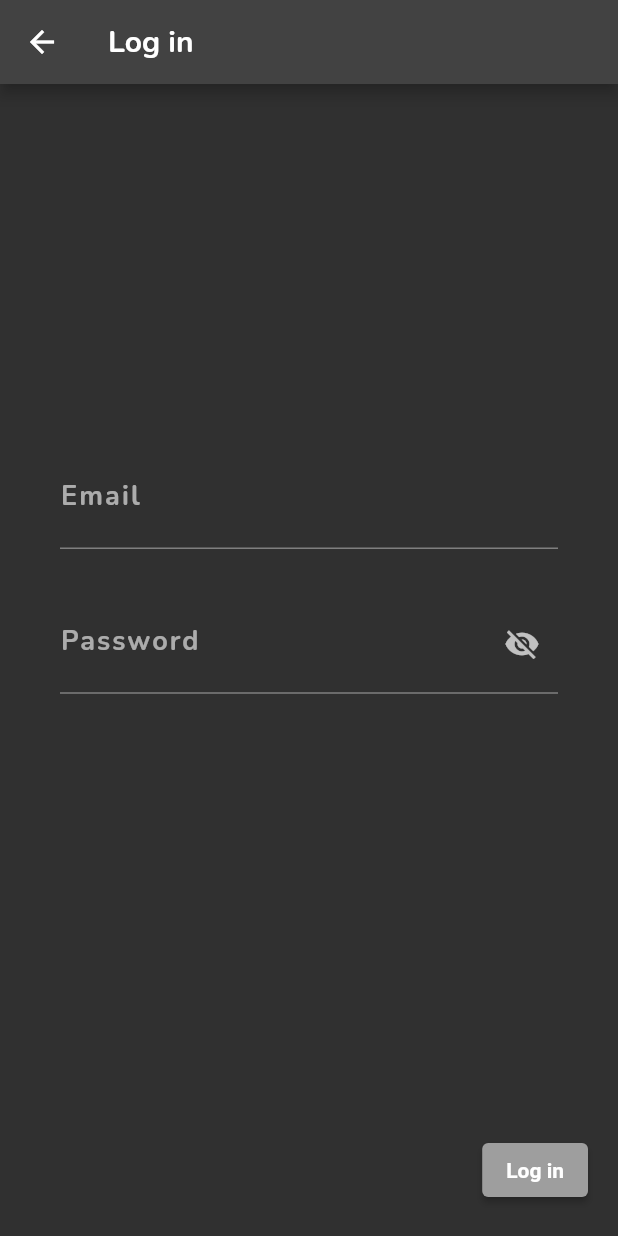
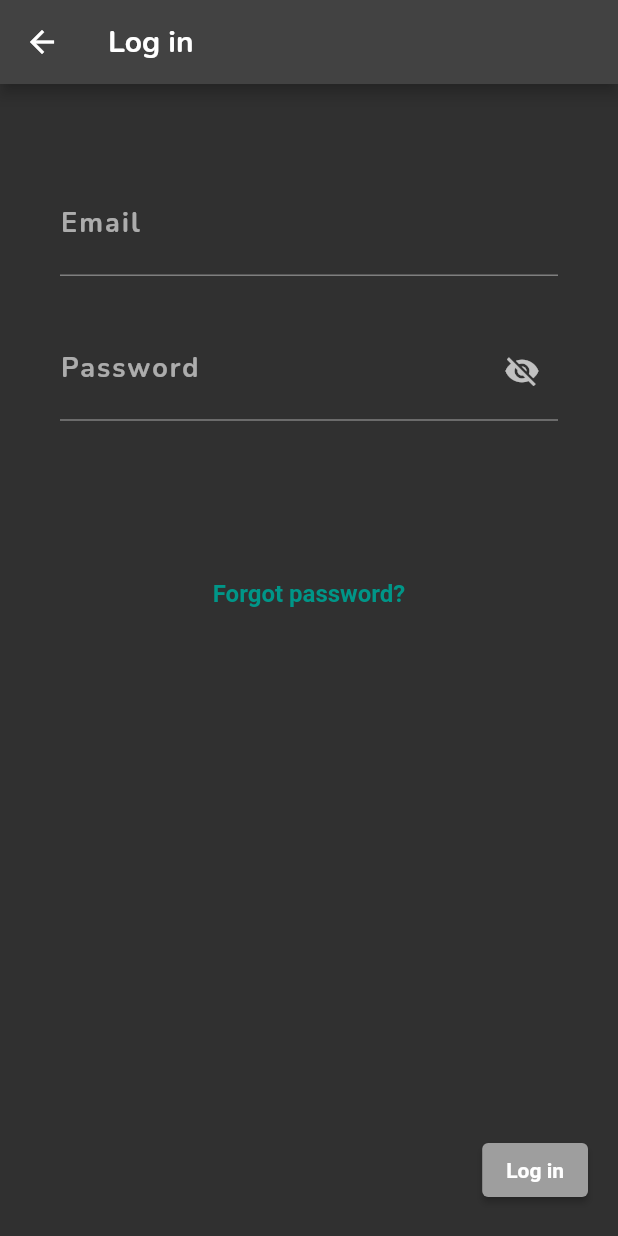
Before and after one commit to Social-Dex/flutter-app, a Flutter app: the screen it shows after launch, after a tap on "Log in instead", on a phone screen of 412 x 824 dp. Run offline on Flutter 3.47's test engine with Material 2 defaults, Android fonts, the phone set to English and light mode, and no system bars; drawn by our look-alikes of loader_overlay; our stand-ins replace cloud_firestore, firebase_auth, firebase_core, flutter_map, geolocator, latlong2; accounts and stored records are empty; generated files the repository leaves out were written again.

Commit message:
gender screen added
- user profile displays DB data now
- birthday naming is now the same everywhere
- made web-app more unique

```diff
--- a/lib/home/home.dart
+++ b/lib/home/home.dart
@@ -1,5 +1,6 @@
 import 'package:app/overview/overview.dart';
 import 'package:app/register/register.dart';
+import 'package:app/shared/shared.dart';
 import 'package:flutter/material.dart';
 import 'package:app/services/auth.dart';
 
@@ -12,7 +13,7 @@ class HomeScreen extends StatelessWidget {
         stream: AuthService().userStream,
         builder: (context, snapshot) {
           if (snapshot.connectionState == ConnectionState.waiting) {
-            return const Text('loading');
+            return const LoadingScreen();
           } else if (snapshot.hasError) {
             return const Center(
               child: Text('Error'),
--- a/lib/l10n/app_de.arb
+++ b/lib/l10n/app_de.arb
@@ -5,6 +5,7 @@
     "email": "E-Mail",
     "password": "Passwort",
     "tooShort": "Zu kurz",
+    "forgotPassword": "Passwort vergessen?",
     "invalid": "Ungültig",
     "invalidDate": "Ungültiges Datum",
     "notThatOld": "Du bist sicher nicht so alt",
@@ -18,6 +19,11 @@
     "month": "Monat",
     "day": "Tag",
     "accept": "Zustimmen",
+    "howDoYouIdentify": "Wie identifizierst du dich?",
+    "male": "Männlich",
+    "female": "Weiblich",
+    "other": "Anderes",
+    "yourGender": "Dein Geschlecht",
     "codexRespect": "Respektiere alle in der Community",
     "codexPrivacy": "Sei dir bewusst, dass alles was du teilst, von anderen gesehen wird",
     "codexAuthenticity": "Sei authentisch und ehrlich",
--- a/lib/login/credentials.dart
+++ b/lib/login/credentials.dart
@@ -1,3 +1,4 @@
+import 'package:app/register/help_text.dart';
 import 'package:flutter_gen/gen_l10n/app_localizations.dart';
 import 'package:flutter/material.dart';
 
@@ -45,14 +46,7 @@ class _CredentialsScreenState extends State<CredentialsScreen> {
       child: Column(
         children: [
           widget.helpText != null && widget.helpText!.isNotEmpty
-              ? Center(
-                  child: Padding(
-                    padding: const EdgeInsets.only(top: 60, left: 30, right: 30),
-                    child: Text(
-                      widget.helpText ?? '',
-                    ),
-                  ),
-                )
+              ? HelpText(widget.helpText ?? '')
               : Container(),
           const Spacer(),
           Padding(
--- a/lib/login/login.dart
+++ b/lib/login/login.dart
@@ -56,6 +56,7 @@ class _LoginScreenState extends State<LoginScreen> {
   Widget build(BuildContext context) {
     return LoaderOverlay(
       child: Scaffold(
+        resizeToAvoidBottomInset: false,
         appBar: AppBar(
           title: Text(AppLocalizations.of(context)!.logIn),
         ),
@@ -64,6 +65,13 @@ class _LoginScreenState extends State<LoginScreen> {
             Expanded(
               child: CredentialsScreen(cEmail: cEmail, cPassword: cPassword),
             ),
+            TextButton(
+              child: Text(AppLocalizations.of(context)!.forgotPassword),
+              onPressed: () {
+                print('TODO');
+              },
+            ),
+            const Spacer(),
             loginError != ''
                 ? Padding(
                     padding: const EdgeInsets.symmetric(horizontal: 30),
--- a/lib/main.dart
+++ b/lib/main.dart
@@ -1,7 +1,9 @@
+import 'package:app/shared/loading.dart';
+import 'package:flutter_gen/gen_l10n/app_localizations.dart';
+import 'package:app/firebase_options.dart';
 import 'package:app/routes.dart';
 import 'package:app/theme.dart';
 import 'package:flutter/material.dart';
-import 'package:flutter_gen/gen_l10n/app_localizations.dart';
 import 'package:firebase_core/firebase_core.dart';
 
 void main() {
@@ -25,12 +27,7 @@
 
 class _AppState extends State<App> {
   final Future<FirebaseApp> _initialization = Firebase.initializeApp(
-    options: const FirebaseOptions(
-      apiKey: "AIzaSyAkFJ63iaBffZ4qjdbzZ8riwoUOwVxMxPw",
-      appId: "1:237907804029:web:5d26287fc66ffe2e4cd614",
-      messagingSenderId: "237907804029",
-      projectId: "social-dex-6c9e8",
-    ),
+    options: DefaultFirebaseOptions.currentPlatform,
   );
 
   @override
@@ -52,7 +49,7 @@
           );
         }
 
-        return const Text('loading');
+        return const LoadingScreen();
       },
     );
   }
--- a/lib/map/map.dart
+++ b/lib/map/map.dart
@@ -25,7 +25,7 @@ class _MapScreenState extends State<MapScreen> {
   void initState() {
     super.initState();
 
-    timer = Timer.periodic(const Duration(seconds: 1), (Timer t) async {
+    timer = Timer.periodic(const Duration(seconds: 3), (Timer t) async {
       var curPos = await Location().getCurrentPosition(context);
       setState(() {
         _currentPosition = curPos;
--- a/lib/register/date_picker.dart
+++ b/lib/register/date_picker.dart
@@ -132,7 +132,7 @@ class _NumberFieldState extends State<NumberField> {
         focusNode: widget.focusNode,
         maxLines: 1,
         maxLength: widget.hintText.length,
-        keyboardType: TextInputType.datetime,
+        keyboardType: TextInputType.number,
         textAlign: TextAlign.center,
         onChanged: (value) {
           if (widget.nextField != null &&
--- /dev/null
+++ b/lib/register/help_text.dart
@@ -0,0 +1,19 @@
+import 'package:flutter/material.dart';
+
+class HelpText extends StatelessWidget {
+  final String text;
+
+  const HelpText(this.text, {super.key});
+
+  @override
+  Widget build(BuildContext context) {
+    return Center(
+      child: Padding(
+        padding: const EdgeInsets.only(top: 60, left: 30, right: 30),
+        child: Text(
+          text,
+        ),
+      ),
+    );
+  }
+}
--- a/lib/register/name.dart
+++ b/lib/register/name.dart
@@ -1,18 +1,13 @@
+import 'package:app/register/help_text.dart';
 import 'package:flutter_gen/gen_l10n/app_localizations.dart';
 import 'package:flutter/material.dart';
-import 'package:loader_overlay/loader_overlay.dart';
-import 'package:url_launcher/url_launcher.dart';
 
 class NameScreen extends StatefulWidget {
   final TextEditingController cName;
-  final bool initAccept;
-  final Function(bool value) onTACChanged;
 
   const NameScreen({
     super.key,
     required this.cName,
-    required this.initAccept,
-    required this.onTACChanged,
   });
 
   @override
@@ -20,22 +15,11 @@ class NameScreen extends StatefulWidget {
 }
 
 class _NameScreenState extends State<NameScreen> {
-  bool acceptedTAC = false;
-
   @override
   Widget build(BuildContext context) {
-    acceptedTAC = widget.initAccept;
-
     return Column(
       children: [
-        Center(
-          child: Padding(
-            padding: const EdgeInsets.only(top: 60, left: 30, right: 30),
-            child: Text(
-              AppLocalizations.of(context)!.registerHelpTextName,
-            ),
-          ),
-        ),
+        HelpText(AppLocalizations.of(context)!.registerHelpTextName),
         const Spacer(),
         Padding(
           padding: const EdgeInsets.only(bottom: 10, left: 40, right: 40),
@@ -63,35 +47,6 @@ class _NameScreenState extends State<NameScreen> {
           ),
         ),
         const Spacer(),
-        Row(
-          children: [
-            const Spacer(),
-            Checkbox(
-              value: acceptedTAC,
-              onChanged: (bool? isChecked) {
-                setState(() {
-                  acceptedTAC = isChecked ?? false;
-                });
-                widget.onTACChanged(isChecked ?? false);
-              },
-            ),
-            Text(
-              AppLocalizations.of(context)!.iAcceptThe,
-              textAlign: TextAlign.center,
-            ),
-            TextButton(
-              child: Text(AppLocalizations.of(context)!.termsAndConditions),
-              onPressed: () async {
-                context.loaderOverlay.show();
-                var url =
-                    Uri.parse('https://social-dex.com/terms-and-conditions/');
-                await launchUrl(url, mode: LaunchMode.inAppWebView)
-                    .then((value) => context.loaderOverlay.hide());
-              },
-            ),
-            const Spacer(),
-          ],
-        ),
       ],
     );
   }
--- a/lib/register/register.dart
+++ b/lib/register/register.dart
@@ -5,6 +5,7 @@ import 'package:app/register/screens.dart';
 import 'package:app/register/name.dart';
 import 'package:app/register/bday.dart';
 import 'package:app/register/date_picker.dart';
+import 'package:app/register/gender.dart';
 import 'package:app/register/codex.dart';
 import 'package:app/login/credentials.dart';
 import 'package:app/services/firestore.dart';
@@ -63,14 +64,19 @@ class _RegisterScreenState extends State<RegisterScreen> {
   bool _isScreenComplete(int screen) {
     switch (screen) {
       case Screens.name:
-        return isValidName && acceptedTAC;
+        return isValidName;
       case Screens.birthdate:
         return isValidDate &&
-            cYear.text.isNotEmpty &&
-            cMonth.text.isNotEmpty &&
-            cDay.text.isNotEmpty;
+      cYear.text.isNotEmpty &&
+      cMonth.text.isNotEmpty &&
+      cDay.text.isNotEmpty;
+      case Screens.gender:
+        if (gender.toLowerCase() == 'other' && userProfile.gender.isEmpty) {
+          return false;
+        }
+        return true;
       case Screens.codex:
-        return true;
+        return acceptedTAC;
       case Screens.credentials:
         return areValidCredentials;
     }
@@ -80,18 +86,27 @@ class _RegisterScreenState extends State<RegisterScreen> {
 
   final cName = TextEditingController();
   bool isValidName = false;
+
+  final TextEditingController cYear = TextEditingController();
+  final TextEditingController cMonth = TextEditingController();
+  final TextEditingController cDay = TextEditingController();
+  final SimpleDate birthDate = SimpleDate();
+  bool isValidDate = false;
+
+  String gender = 'male';
+  final TextEditingController cManualGender = TextEditingController();
+  void _onGenderChanged(String gender) {
+    setState(() {
+      this.gender = gender;
+    });
+  }
+
   bool acceptedTAC = false;
   void _onTACChanged(bool value) {
     setState(() {
       acceptedTAC = value;
     });
   }
-
-  final TextEditingController cYear = TextEditingController();
-  final TextEditingController cMonth = TextEditingController();
-  final TextEditingController cDay = TextEditingController();
-  final SimpleDate birthDate = SimpleDate();
-  bool isValidDate = false;
 
   final cEmail = TextEditingController();
   final cPassword = TextEditingController();
@@ -129,6 +144,11 @@ class _RegisterScreenState extends State<RegisterScreen> {
       birthDate.day = SimpleDate.getSanitizedDateInput(2, cDay.text);
       setState(() {
         isValidDate = DatePicker.getValidationError(context, birthDate) == '';
+      });
+    });
+    cManualGender.addListener(() {
+      setState(() {
+        userProfile.gender = cManualGender.text;
       });
     });
     cEmail.addListener(() {
@@ -171,10 +191,14 @@ class _RegisterScreenState extends State<RegisterScreen> {
   @override
   Widget build(BuildContext context) {
     final List<Widget> inputSreens = <Widget>[
-      NameScreen(
-          cName: cName, initAccept: acceptedTAC, onTACChanged: _onTACChanged),
+      NameScreen(cName: cName),
       BirthDateScreen(cYear: cYear, cMonth: cMonth, cDay: cDay),
-      const CodexScreen(),
+      GenderScreen(
+        onGenderChanged: _onGenderChanged,
+        cManualGender: cManualGender,
+        initGender: gender,
+      ),
+      CodexScreen(onTACChanged: _onTACChanged, initAccept: acceptedTAC),
       Column(children: [
         Expanded(
           child: CredentialsScreen(
@@ -234,14 +258,7 @@ class _RegisterScreenState extends State<RegisterScreen> {
               Visibility(
                 visible: _curScreen != inputSreens.length,
                 child: ElevatedButton(
-                  style: (_curScreen == Screens.name &&
-                              _isScreenComplete(Screens.name) ||
-                          _curScreen == Screens.birthdate &&
-                              _isScreenComplete(Screens.birthdate) ||
-                          _curScreen == Screens.codex &&
-                              _isScreenComplete(Screens.codex) ||
-                          _curScreen == Screens.credentials &&
-                              _isScreenComplete(Screens.credentials))
+                  style: _isScreenComplete(_curScreen)
                       ? null
                       : const ButtonStyle(
                           backgroundColor:
@@ -256,15 +273,8 @@ class _RegisterScreenState extends State<RegisterScreen> {
                   ),
                   onPressed: () {
                     if (_curScreen == inputSreens.length) return;
+                    if (!_isScreenComplete(_curScreen)) return;
 
-                    switch (_curScreen) {
-                      case Screens.name:
-                        if (!isValidName || !acceptedTAC) return;
-                        break;
-                      case Screens.birthdate:
-                        if (!isValidDate) return;
-                        break;
-                    }
                     setState(() {
                       _curScreen++;
                     });
@@ -292,12 +302,16 @@ class _RegisterScreenState extends State<RegisterScreen> {
                         !areValidCredentials) return;
 
                     context.loaderOverlay.show();
+
                     try {
                       await FirebaseAuth.instance
                           .createUserWithEmailAndPassword(
                               email: email.toLowerCase(), password: password)
                           .then((value) async {
                         userProfile.birthday = birthDate.toString();
+                        if (gender != 'other') {
+                          userProfile.gender = gender.toLowerCase();
+                        }
 
                         await FirestoreService()
                             .updateUserProfile(userProfile)
--- a/lib/services/models.dart
+++ b/lib/services/models.dart
@@ -15,7 +15,7 @@ class UserProfile {
     this.birthday = '1970-01-01',
     this.isInRelationship = false,
     this.occupation = '',
-    this.gender = '',
+    this.gender = 'male',
     this.bio = '',
   });
 
--- a/pubspec.yaml
+++ b/pubspec.yaml
@@ -51,6 +51,7 @@ dependencies:
   firebase_core: ^2.13.1
   cloud_firestore: ^4.8.0
   firebase_auth: ^4.6.2
+  provider: ^6.0.5
   rxdart: ^0.27.7
 
 dev_dependencies:
```
Also changed, not shown: lib/l10n/app_en.arb (+24 -0 lines), lib/overview/overview.dart (+21 -5 lines), lib/profile/profile.dart (+50 -9 lines), lib/register/bday.dart (+2 -8 lines), lib/register/codex.dart (+55 -2 lines), lib/register/gender.dart (added, +105 -0 lines), lib/register/screens.dart (+4 -3 lines), lib/services/firestore.dart (+11 -1 lines), lib/services/models.g.dart, pubspec.lock, 8 other files.
